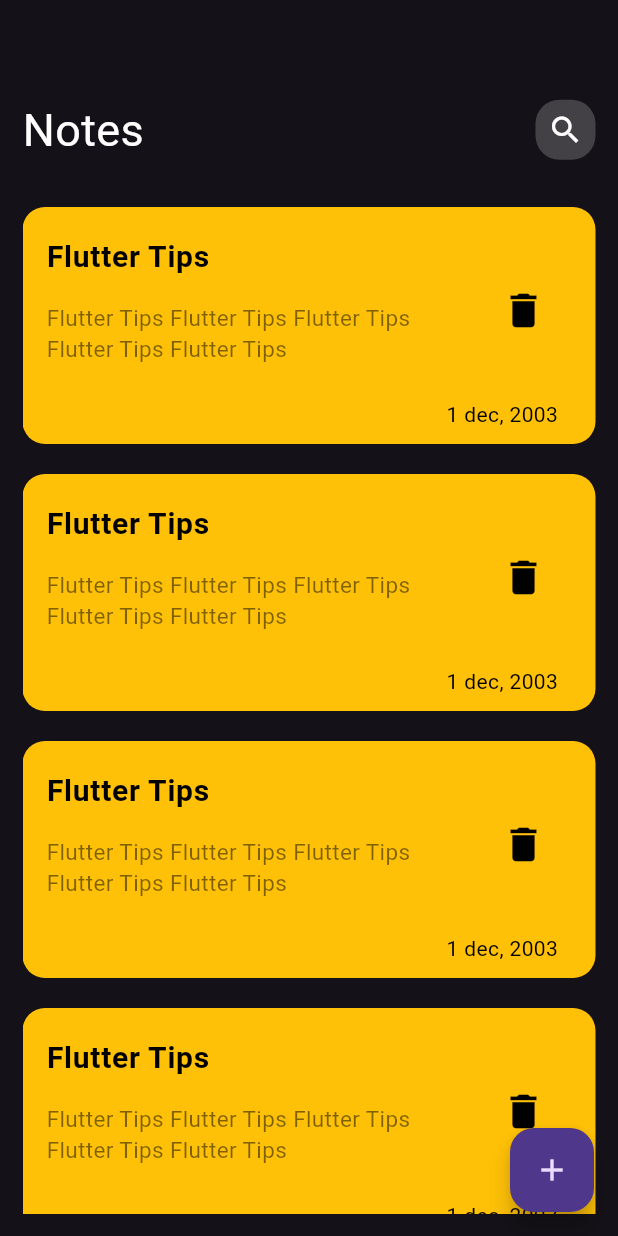
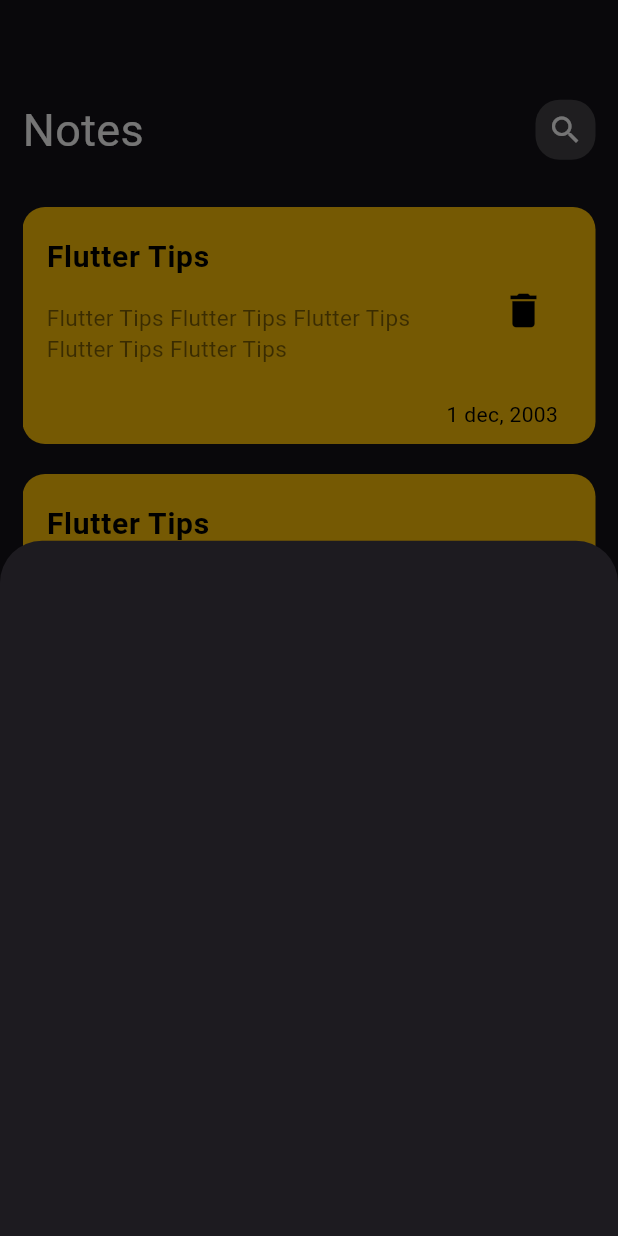
Before and after one commit to Ahmed-Hamouda1/notes_app, a Flutter app: the screen it shows after launch, after a tap on the "add" icon, on a phone screen of 412 x 824 dp. Run offline on Flutter 3.47's test engine with Material 3 defaults, Android fonts, the phone set to English and light mode, and no system bars.

Commit message:
create bottom sheet part 1

```diff
--- a/lib/views/notes_view.dart
+++ b/lib/views/notes_view.dart
@@ -1,4 +1,5 @@
 import 'package:flutter/material.dart';
+import 'package:notes_app/views/widgets/custom_bottom_sheet.dart';
 import 'package:notes_app/views/widgets/notes_view_body.dart';
 
 class NotesView extends StatelessWidget {
@@ -13,9 +14,16 @@ class NotesView extends StatelessWidget {
       (
         onPressed: ()
         {
+          showModalBottomSheet
+          (
+            context: context,
+            builder: (context)
+            {
+              return CustomBottomSheet();
+            }
+          );
         },
         child: Icon(Icons.add),
-
       ),
       body: NotesViewBody(),
     );
--- /dev/null
+++ b/lib/views/widgets/custom_bottom_sheet.dart
@@ -0,0 +1,11 @@
+import 'package:flutter/material.dart';
+
+class CustomBottomSheet extends StatelessWidget
+{
+  const CustomBottomSheet({super.key});
+
+  @override
+  Widget build(BuildContext context) {
+    return Container();
+  }
+}
```
